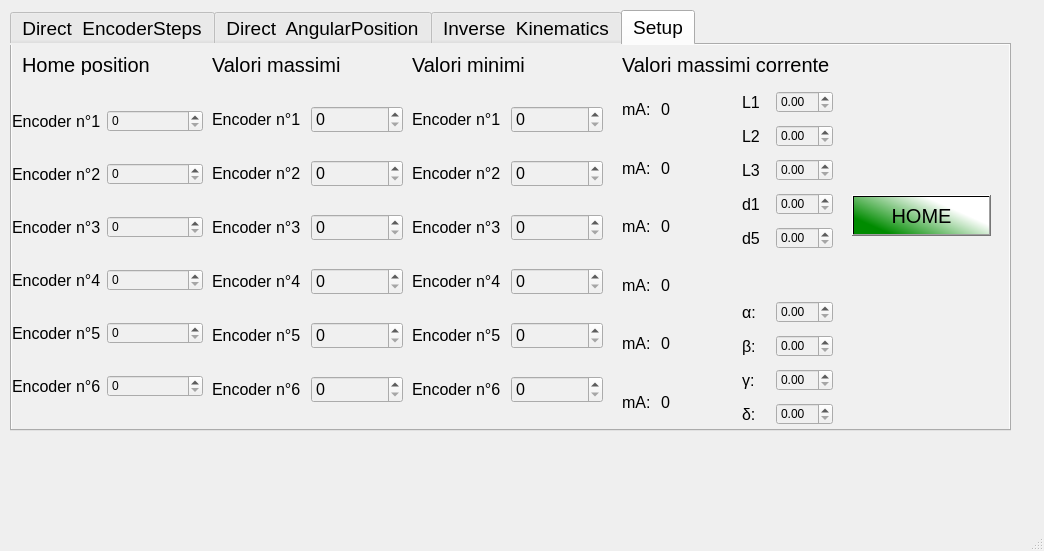
First picture: the form in pyUi/ScorbotUI/pyqtLib/qtfiles/UiClass.ui, repository Alfystar/Scorbot-CA, before the edit.
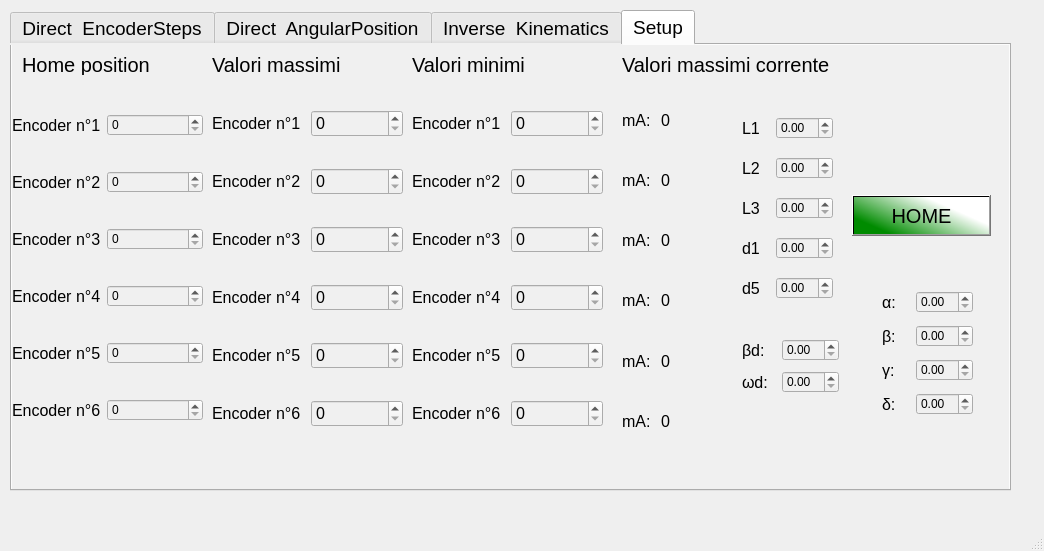
Second picture: the form after the edit. Icons and pictures are not drawn.

The edit to the form file:
```diff
--- a/pyUi/ScorbotUI/pyqtLib/qtfiles/UiClass.ui
+++ b/pyUi/ScorbotUI/pyqtLib/qtfiles/UiClass.ui
@@ -26,7 +26,7 @@
       <x>10</x>
       <y>10</y>
       <width>1001</width>
-      <height>421</height>
+      <height>481</height>
      </rect>
     </property>
     <property name="font">
@@ -2511,8 +2511,8 @@
      <widget class="QWidget" name="layoutWidget">
       <property name="geometry">
        <rect>
-        <x>730</x>
-        <y>250</y>
+        <x>870</x>
+        <y>240</y>
         <width>91</width>
         <height>136</height>
        </rect>
@@ -2602,7 +2602,7 @@
         <x>400</x>
         <y>40</y>
         <width>191</width>
-        <height>341</height>
+        <height>371</height>
        </rect>
       </property>
       <layout class="QVBoxLayout" name="verticalLayout_5">
@@ -2800,7 +2800,7 @@
         <x>200</x>
         <y>40</y>
         <width>191</width>
-        <height>341</height>
+        <height>371</height>
        </rect>
       </property>
       <layout class="QVBoxLayout" name="verticalLayout_4">
@@ -2960,9 +2960,9 @@
       <property name="geometry">
        <rect>
         <x>610</x>
-        <y>40</y>
+        <y>50</y>
         <width>111</width>
-        <height>341</height>
+        <height>351</height>
        </rect>
       </property>
       <property name="font">
@@ -3210,7 +3210,7 @@
         <x>0</x>
         <y>40</y>
         <width>191</width>
-        <height>341</height>
+        <height>371</height>
        </rect>
       </property>
       <layout class="QVBoxLayout" name="verticalLayout_6">
@@ -3370,9 +3370,9 @@
       <property name="geometry">
        <rect>
         <x>730</x>
-        <y>40</y>
+        <y>60</y>
         <width>91</width>
-        <height>172</height>
+        <height>211</height>
        </rect>
       </property>
       <layout class="QVBoxLayout" name="verticalLayout_8">
@@ -3473,6 +3473,56 @@
        </item>
       </layout>
      </widget>
+     <widget class="QWidget" name="">
+      <property name="geometry">
+       <rect>
+        <x>730</x>
+        <y>290</y>
+        <width>97</width>
+        <height>64</height>
+       </rect>
+      </property>
+      <layout class="QVBoxLayout" name="verticalLayout_9">
+       <item>
+        <layout class="QHBoxLayout" name="horizontalLayout_85">
+         <item>
+          <widget class="QLabel" name="bd">
+           <property name="font">
+            <font>
+             <pointsize>12</pointsize>
+            </font>
+           </property>
+           <property name="text">
+            <string>βd:</string>
+           </property>
+          </widget>
+         </item>
+         <item>
+          <widget class="QDoubleSpinBox" name="bdValue"/>
+         </item>
+        </layout>
+       </item>
+       <item>
+        <layout class="QHBoxLayout" name="horizontalLayout_86">
+         <item>
+          <widget class="QLabel" name="Wd">
+           <property name="font">
+            <font>
+             <pointsize>12</pointsize>
+            </font>
+           </property>
+           <property name="text">
+            <string>ωd:</string>
+           </property>
+          </widget>
+         </item>
+         <item>
+          <widget class="QDoubleSpinBox" name="WdValue"/>
+         </item>
+        </layout>
+       </item>
+      </layout>
+     </widget>
     </widget>
    </widget>
    <widget class="QLabel" name="image">
```
Left out of the diff: 34 changed lines with no effect on the pictures.
